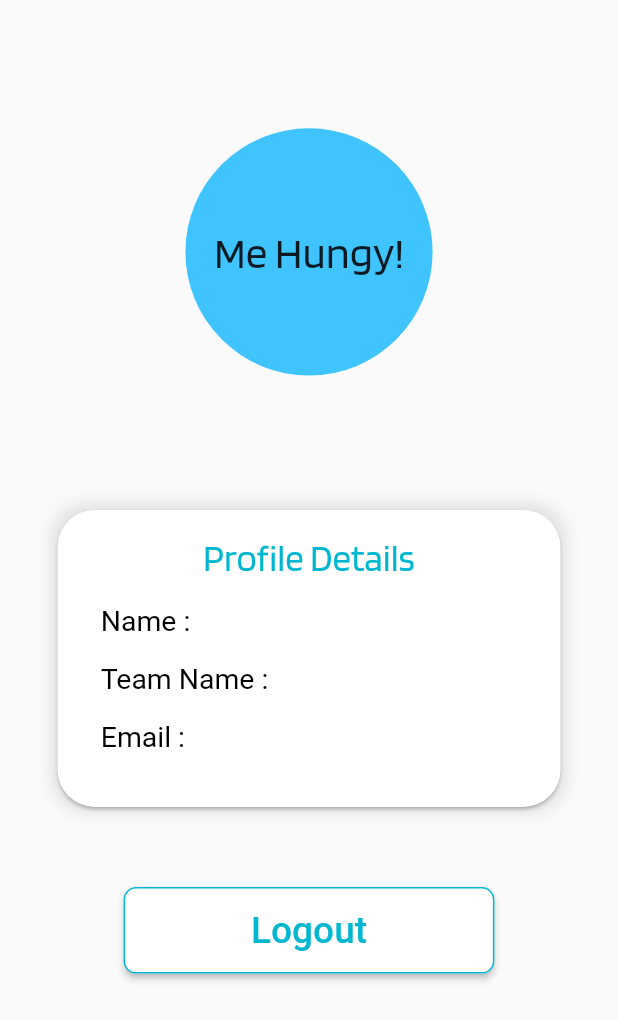
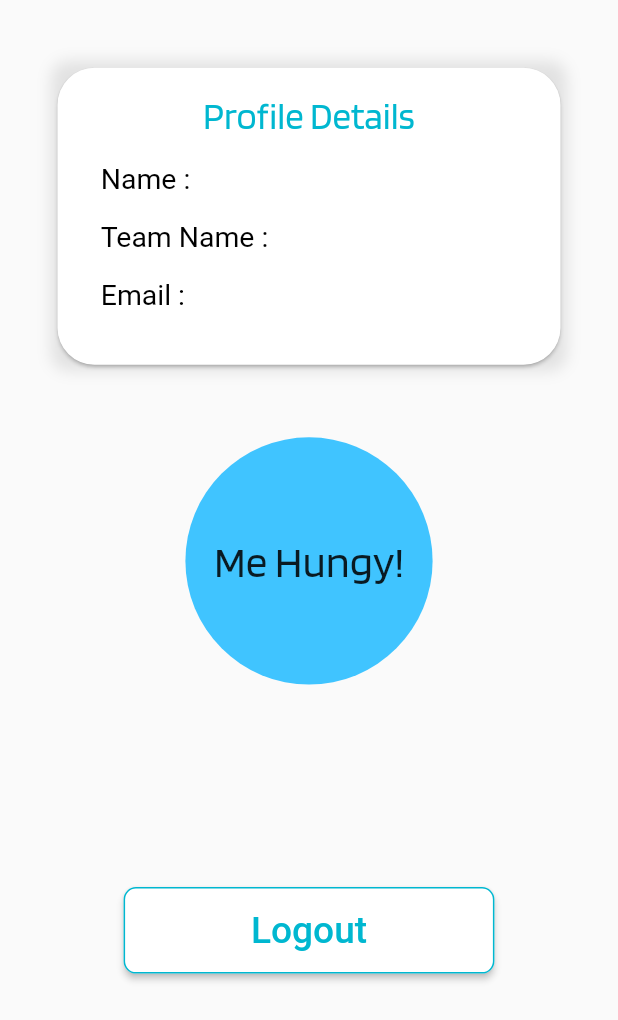
Before and after one commit to aryan9600/OpenCon-20, a Flutter app: the ProfileScreen screen opened by its route, on a phone screen of 412 x 824 dp. Shown: the top 1020 px of the screen. Run offline on Flutter 3.47's test engine with Material 2 defaults, Android fonts, the phone set to English and light mode, and no system bars; drawn by our look-alikes of bouncing_widget; our stand-ins replace bubble, cached_network_image, cloud_firestore, firebase_auth, flutter_dotenv, flutter_swiper and 4 more; missing offline and left inert: chirp_flutter, flutter_dialogflow; accounts and stored records are empty; project files that could hold a hidden picture were left out.

Commit message:
Changed layout and dimensions of some screens

```diff
--- a/lib/screens/profile_screen.dart
+++ b/lib/screens/profile_screen.dart
@@ -114,21 +114,20 @@ class _ProfileScreenState extends State<ProfileScreen> with TickerProviderStateM
             child: Column(
               children: <Widget>[
                 SizedBox(height: SizeConfig.blockSizeVertical*5,),
-
-                // GestureDetector(
-                //       onTap: (){
-                //         print('lol');
-                //         ChirpSDK.onReceived.listen((e) {
-                //           String deliverable = new String.fromCharCodes(e.payload);
-                //           print(deliverable);
-                //           // _delivery.addUserToDeliverable(_userUId, deliverable);
-                //         });
-                //       },
-                //       child: Container(
-                //         height: SizeConfig.blockSizeVertical*25,
-                //         child: Text('Recieve plps'),
-                //       ),
-                //     ),
+                StreamBuilder<DocumentSnapshot>(
+                  stream: profile,
+                  builder: (ctx, snapshot){
+                    if(snapshot.hasError){
+                      print('Error ${snapshot.error}');
+                    }
+                    switch(snapshot.connectionState){
+                      case ConnectionState.waiting: return Text('Fetching');
+                      default:
+                        print(snapshot.data['name']);
+                        return ProfileCard(name: snapshot.data['name'], teamName: snapshot.data['teamName'], email: snapshot.data['email']);
+                    }
+                  },
+                ),
                 Container(
                     height: SizeConfig.screenHeight/3.25,
                     child: AnimatedBuilder(
@@ -195,20 +194,7 @@ class _ProfileScreenState extends State<ProfileScreen> with TickerProviderStateM
                     ),
                   ),
                 SizedBox(height: SizeConfig.blockSizeVertical*5,),
-                StreamBuilder<DocumentSnapshot>(
-                  stream: profile,
-                  builder: (ctx, snapshot){
-                    if(snapshot.hasError){
-                      print('Error ${snapshot.error}');
-                    }
-                    switch(snapshot.connectionState){
-                      case ConnectionState.waiting: return Text('Fetching');
-                      default:
-                        print(snapshot.data['name']);
-                        return ProfileCard(name: snapshot.data['name'], teamName: snapshot.data['teamName'], email: snapshot.data['email']);
-                    }
-                  },
-                ),
+
                 // ProfileCard(name: 'Sanskar Jaiswal', teamName: 'Team Alpha', email: 'jaiswalsanskar087@gmail.com'),
                 SizedBox(height: SizeConfig.blockSizeVertical*6),
                 Container(
--- a/lib/widgets/profile_card.dart
+++ b/lib/widgets/profile_card.dart
@@ -18,7 +18,7 @@ class ProfileCard extends StatelessWidget {
       width: SizeConfig.screenWidth/1.2,
       height: SizeConfig.screenHeight/4,
       decoration: BoxDecoration(
-        borderRadius: BorderRadius.circular(SizeConfig.blockSizeVertical*3),
+        borderRadius: BorderRadius.circular(12),
         boxShadow: [
           BoxShadow(
             color: Colors.grey[400].withOpacity(0.4),
--- a/pubspec.yaml
+++ b/pubspec.yaml
@@ -27,6 +27,7 @@ dependencies:
   flutter_tts: ^1.0.0
   bubble: ^1.1.9+1
   bouncing_widget: ^1.2.0
+  slider_button: ^0.5.0
 
   cupertino_icons: ^0.1.2
 
```
Also changed, not shown: pubspec.lock.
